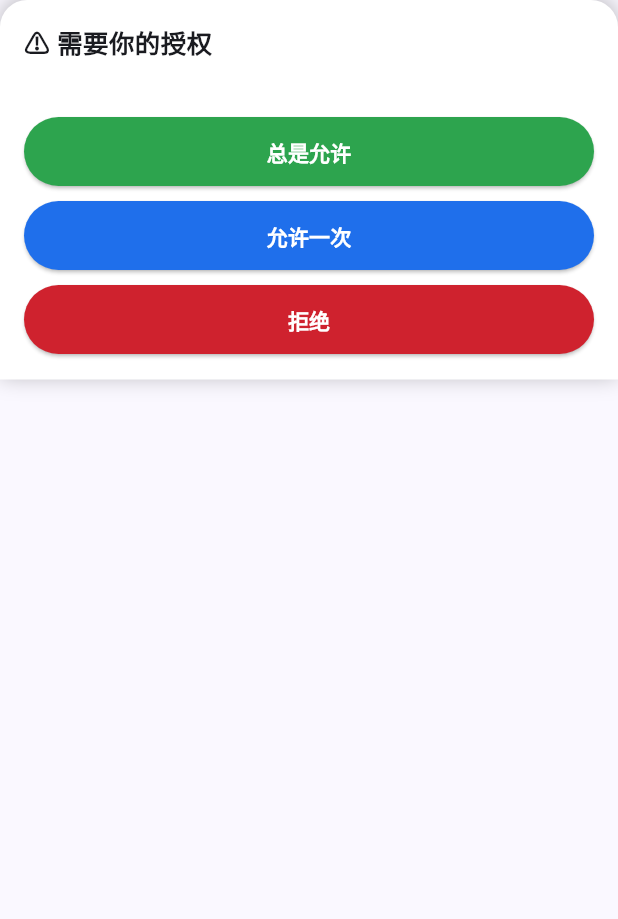
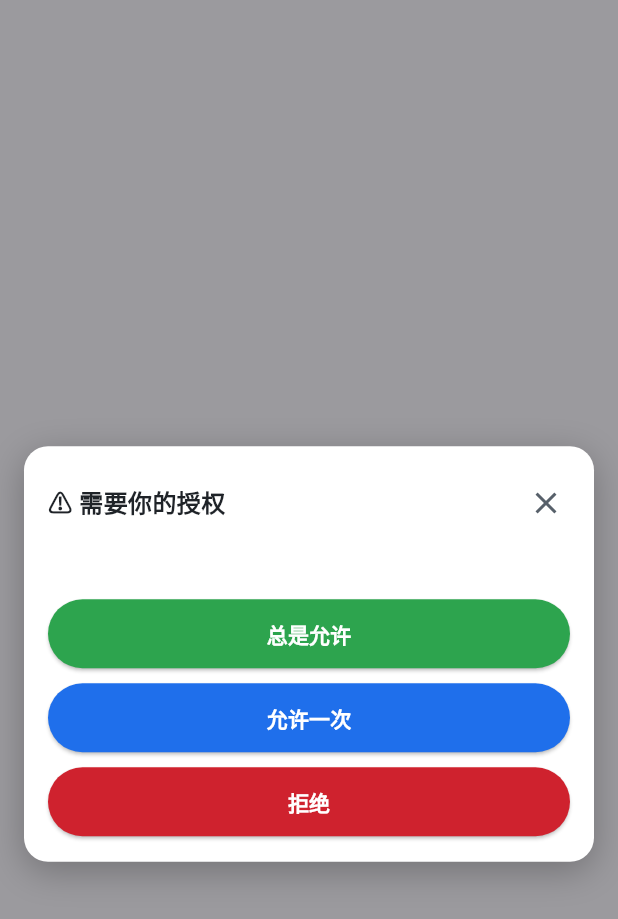
Before and after one commit to flying-nimbus-frog/agentpilot, a Flutter app: the PermissionCard widget shown alone on an empty page, opened directly with empty values, on a phone screen of 412 x 824 dp. Shown: the top 919 px of the screen. Run offline on Flutter 3.47's test engine with Material 3 defaults, Android fonts, the phone set to English and light mode, and no system bars; our stand-ins replace flutter_markdown, shared_preferences; accounts and stored records are empty.

Commit message:
mobile: 权限/补充信息弹窗改为键盘上方悬浮面板(可滚动+文本输入)

```diff
--- a/mobile/lib/api/protocol.dart
+++ b/mobile/lib/api/protocol.dart
@@ -155,12 +155,14 @@ class PermissionAsk {
   final String sessionId;
   final String tool;
   final dynamic input;
+  final String? userText;
 
   const PermissionAsk({
     required this.permissionId,
     required this.sessionId,
     required this.tool,
     this.input,
+    this.userText,
   });
 
   factory PermissionAsk.fromProps(Map<String, dynamic> p) => PermissionAsk(
@@ -168,5 +170,6 @@ class PermissionAsk {
         sessionId: p['sessionID'] as String? ?? '',
         tool: (p['permission'] ?? p['tool'] ?? 'unknown') as String,
         input: p['metadata'] ?? p['patterns'] ?? p['input'],
+        userText: p['userText'] as String?,
       );
 }
--- a/mobile/lib/screens/chat_screen.dart
+++ b/mobile/lib/screens/chat_screen.dart
@@ -363,8 +363,10 @@ class _ChatScreenState extends State<ChatScreen> {
     final p = _permission;
     if (p == null) return;
     setState(() => _permission = null);
+    // question 工具：回答以文本形式提交（response 直接传答案）
+    final body = {'response': response};
     final r = await widget.app.cmd(_did, 'POST',
-        '/session/$_sid/permissions/${p.permissionId}', {'response': response});
+        '/session/$_sid/permissions/${p.permissionId}', body);
     if (!r.ok && mounted) {
       setState(() => _error = r.error);
     }
@@ -515,10 +517,13 @@ class _ChatScreenState extends State<ChatScreen> {
           ),
         ],
       ),
-      bottomSheet: _permission != null
-          ? PermissionCard(permission: _permission!, onRespond: _respond)
-          : null,
         ),
+        if (_permission != null)
+          PermissionCard(
+            permission: _permission!,
+            keyboardInset: MediaQuery.of(context).viewInsets.bottom,
+            onRespond: _respond,
+          ),
         if (_floatingPanel != null) _buildFloatingPanel(),
       ],
     );
--- a/mobile/lib/widgets/permission_card.dart
+++ b/mobile/lib/widgets/permission_card.dart
@@ -4,64 +4,192 @@ import 'package:flutter/material.dart';
 
 import '../api/protocol.dart';
 
-class PermissionCard extends StatelessWidget {
+/// 权限/补充信息悬浮面板：键盘上方展示，可滚动，支持文本输入
+class PermissionCard extends StatefulWidget {
   final PermissionAsk permission;
+  final double keyboardInset;
   final void Function(String response) onRespond;
 
-  const PermissionCard(
-      {super.key, required this.permission, required this.onRespond});
+  const PermissionCard({
+    super.key,
+    required this.permission,
+    required this.keyboardInset,
+    required this.onRespond,
+  });
+
+  @override
+  State<PermissionCard> createState() => _PermissionCardState();
+}
+
+class _PermissionCardState extends State<PermissionCard> {
+  final _answer = TextEditingController();
+
+  @override
+  void dispose() {
+    _answer.dispose();
+    super.dispose();
+  }
+
+  /// 判断是否为"补充信息"类型（question 工具 / 有 userText 的请求）
+  bool get _isQuestion =>
+      widget.permission.tool == 'question' ||
+      (widget.permission.userText?.isNotEmpty ?? false);
+
+  String get _inputText {
+    final input = widget.permission.input;
+    if (input == null) return '';
+    if (input is String) return input;
+    return const JsonEncoder.withIndent('  ').convert(input);
+  }
 
   @override
   Widget build(BuildContext context) {
-    String inputText = '';
-    if (permission.input != null) {
-      inputText = permission.input is String
-          ? permission.input as String
-          : const JsonEncoder.withIndent('  ').convert(permission.input);
-      if (inputText.length > 900) inputText = '${inputText.substring(0, 900)}…';
-    }
-    return Container(
+    final input = _inputText;
+    return Positioned.fill(
+      child: GestureDetector(
+        onTap: () {},
+        child: Container(
+          color: Colors.black38,
+          alignment: Alignment.center,
+          child: Padding(
+            // 键盘避让：面板整体在输入法上方
+            padding: EdgeInsets.only(
+                bottom: widget.keyboardInset, top: 48, left: 16, right: 16),
+            child: Container(
               width: double.infinity,
-      padding: const EdgeInsets.all(16),
-      decoration: const BoxDecoration(
+              constraints: BoxConstraints(
+                maxHeight: MediaQuery.of(context).size.height * 0.55,
+              ),
+              decoration: BoxDecoration(
                 color: Colors.white,
-        borderRadius: BorderRadius.vertical(top: Radius.circular(18)),
-        boxShadow: [
-          BoxShadow(color: Colors.black26, blurRadius: 12, offset: Offset(0, -2)),
+                borderRadius: BorderRadius.circular(16),
+                boxShadow: const [
+                  BoxShadow(
+                      color: Colors.black26, blurRadius: 20, offset: Offset(0, 6)),
                 ],
               ),
-      child: SafeArea(
               child: Column(
                 mainAxisSize: MainAxisSize.min,
                 crossAxisAlignment: CrossAxisAlignment.start,
                 children: [
-            const Text('⚠️ 需要你的授权',
-                style: TextStyle(fontSize: 17, fontWeight: FontWeight.w700)),
-            const SizedBox(height: 4),
-            Text(permission.tool,
-                style: const TextStyle(fontSize: 13, color: Color(0xFF57606A))),
-            if (inputText.isNotEmpty)
+                  Padding(
+                    padding: const EdgeInsets.fromLTRB(16, 14, 8, 0),
+                    child: Row(
+                      children: [
+                        Text(_isQuestion ? '📝 需要补充信息' : '⚠️ 需要你的授权',
+                            style: const TextStyle(
+                                fontSize: 16,
+                                fontWeight: FontWeight.w700,
+                                color: Color(0xFF1F2328))),
+                        const Spacer(),
+                        IconButton(
+                          onPressed: () => widget.onRespond('reject'),
+                          icon: const Icon(Icons.close,
+                              color: Color(0xFF57606A)),
+                        ),
+                      ],
+                    ),
+                  ),
+                  Flexible(
+                    child: SingleChildScrollView(
+                      padding: const EdgeInsets.fromLTRB(16, 8, 16, 0),
+                      child: Column(
+                        crossAxisAlignment: CrossAxisAlignment.start,
+                        children: [
+                          if (widget.permission.userText?.isNotEmpty ?? false)
+                            Padding(
+                              padding: const EdgeInsets.only(bottom: 8),
+                              child: Text(widget.permission.userText!,
+                                  style: const TextStyle(
+                                      fontSize: 14,
+                                      height: 1.5,
+                                      color: Color(0xFF1F2328))),
+                            ),
+                          if (widget.permission.tool != 'question')
+                            Text(widget.permission.tool,
+                                style: const TextStyle(
+                                    fontSize: 13, color: Color(0xFF57606A))),
+                          if (input.isNotEmpty)
                             Container(
-                margin: const EdgeInsets.only(top: 10),
+                              margin: const EdgeInsets.only(top: 8),
                               padding: const EdgeInsets.all(10),
-                constraints: const BoxConstraints(maxHeight: 220),
+                              constraints: const BoxConstraints(maxHeight: 200),
                               decoration: BoxDecoration(
                                 color: const Color(0xFFF6F8FA),
                                 borderRadius: BorderRadius.circular(10),
                               ),
                               child: SingleChildScrollView(
-                  child: Text(inputText,
+                                child: Text(input,
                                     style: const TextStyle(
-                          fontSize: 12, fontFamily: 'monospace', color: Color(0xFF24292F))),
+                                        fontSize: 12,
+                                        fontFamily: 'monospace',
+                                        color: Color(0xFF24292F))),
                               ),
                             ),
+                          if (_isQuestion) ...[
                             const SizedBox(height: 12),
-            _Btn('总是允许', const Color(0xFF2DA44E), () => onRespond('always')),
+                            TextField(
+                              controller: _answer,
+                              autofocus: true,
+                              minLines: 1,
+                              maxLines: 4,
+                              decoration: const InputDecoration(
+                                hintText: '输入补充信息…',
+                                border: OutlineInputBorder(),
+                                contentPadding: EdgeInsets.symmetric(
+                                    horizontal: 12, vertical: 10),
+                              ),
+                            ),
+                          ],
+                          const SizedBox(height: 12),
+                        ],
+                      ),
+                    ),
+                  ),
+                  Padding(
+                    padding: const EdgeInsets.fromLTRB(16, 0, 16, 16),
+                    child: _isQuestion
+                        ? Row(
+                            children: [
+                              Expanded(
+                                child: ElevatedButton(
+                                  style: ElevatedButton.styleFrom(
+                                    backgroundColor: const Color(0xFF1F6FEB),
+                                    foregroundColor: Colors.white,
+                                    padding:
+                                        const EdgeInsets.symmetric(vertical: 13),
+                                  ),
+                                  onPressed: () => widget
+                                      .onRespond(_answer.text.trim()),
+                                  child: const Text('提交',
+                                      style: TextStyle(
+                                          fontWeight: FontWeight.w700)),
+                                ),
+                              ),
+                              const SizedBox(width: 10),
+                              OutlinedButton(
+                                onPressed: () => widget.onRespond('reject'),
+                                child: const Text('取消'),
+                              ),
+                            ],
+                          )
+                        : Column(
+                            children: [
+                              _Btn('总是允许', const Color(0xFF2DA44E),
+                                  () => widget.onRespond('always')),
                               const SizedBox(height: 8),
-            _Btn('允许一次', const Color(0xFF1F6FEB), () => onRespond('once')),
+                              _Btn('允许一次', const Color(0xFF1F6FEB),
+                                  () => widget.onRespond('once')),
                               const SizedBox(height: 8),
-            _Btn('拒绝', const Color(0xFFCF222E), () => onRespond('reject')),
+                              _Btn('拒绝', const Color(0xFFCF222E),
+                                  () => widget.onRespond('reject')),
                             ],
+                          ),
+                  ),
+                ],
+              ),
+            ),
+          ),
         ),
       ),
     );
```
Lines whose indentation alone changed are shown as unchanged.
